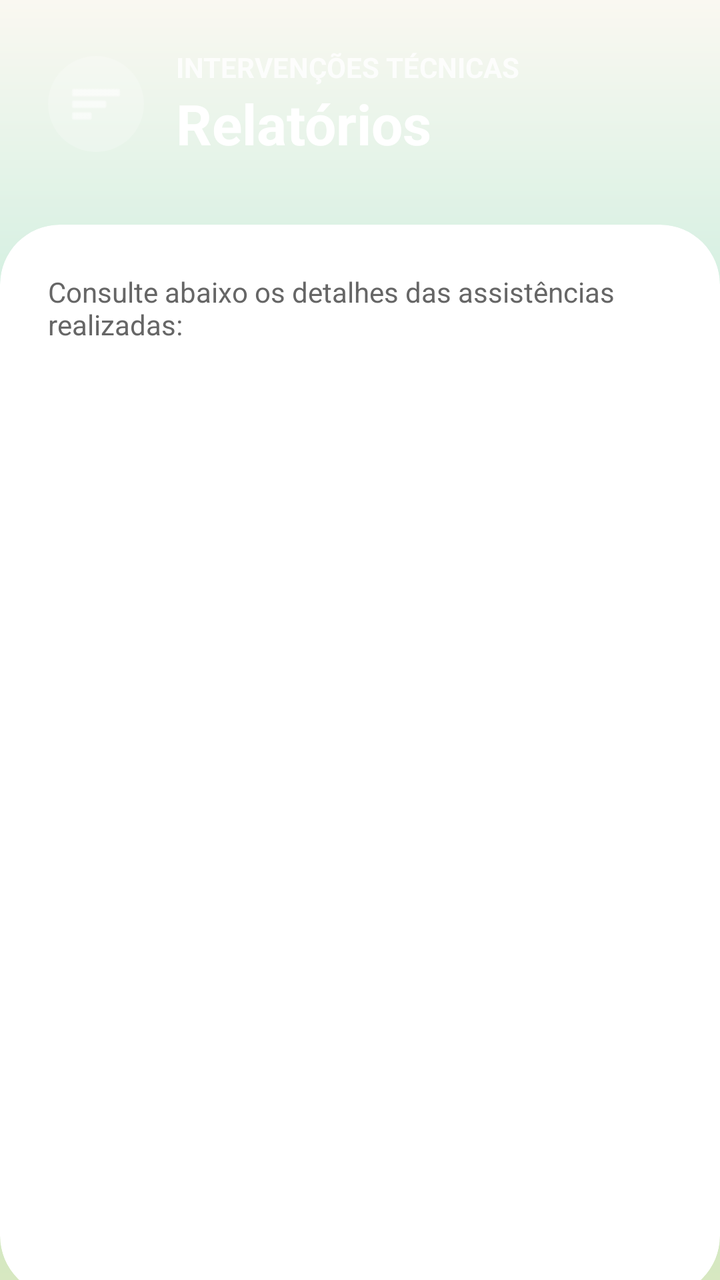
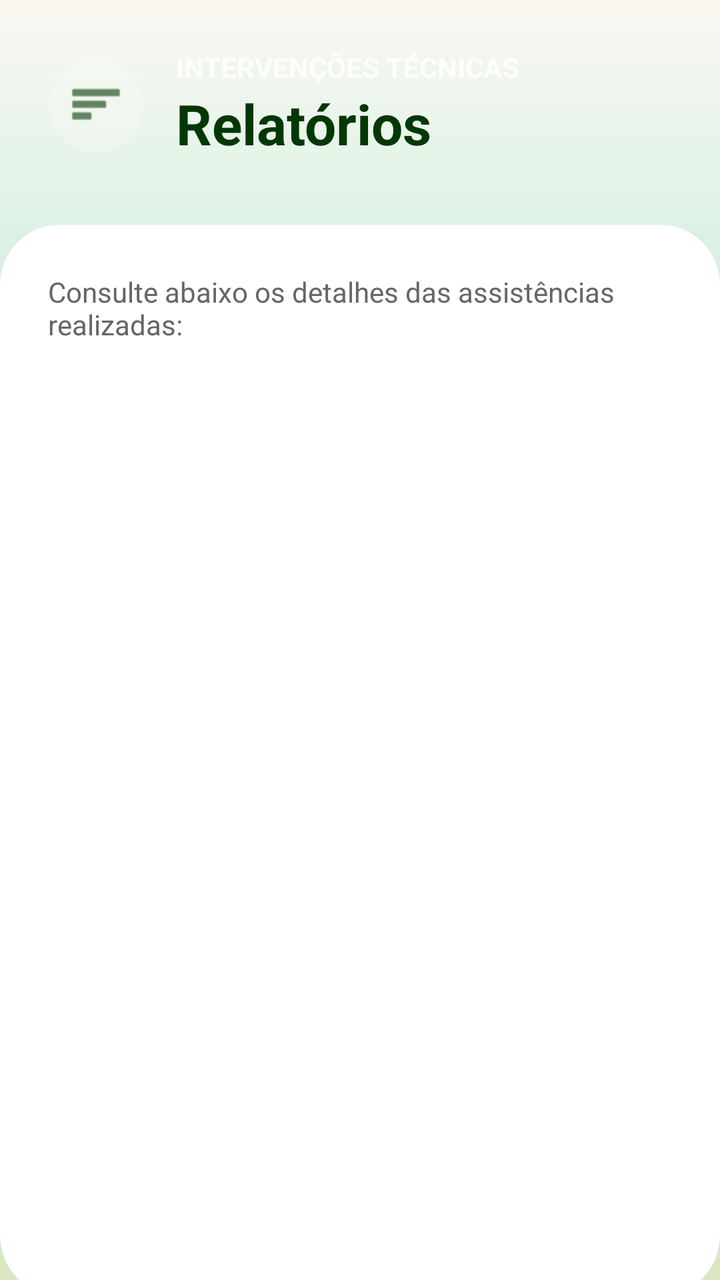

The first picture is an Android layout as it rendered before a commit; the second is the same layout after the commit. The layout source and the unified diff follow.
<!-- AndroidManifest.xml: application theme Theme.EcoTrack -->
<!-- res/layout/activity_relatorios.xml -->
<?xml version="1.0" encoding="utf-8"?>
<LinearLayout xmlns:android="http://schemas.android.com/apk/res/android"
    xmlns:app="http://schemas.android.com/apk/res-auto"
    android:layout_width="match_parent"
    android:layout_height="match_parent"
    android:orientation="vertical"
    android:background="@drawable/gradient_verde">

    <LinearLayout
        android:layout_width="match_parent"
        android:layout_height="wrap_content"
        android:orientation="horizontal"
        android:padding="24dp"
        android:gravity="center_vertical">

        <ImageView
            android:layout_width="48dp"
            android:layout_height="48dp"
            android:src="@android:drawable/ic_menu_sort_by_size"
            app:tint="#FFFFFF"
            android:background="@drawable/bg_circle_white_alpha"
            android:padding="10dp"
            android:layout_marginEnd="16dp"/>

        <LinearLayout
            android:layout_width="wrap_content"
            android:layout_height="wrap_content"
            android:orientation="vertical">

            <TextView
                android:layout_width="wrap_content"
                android:layout_height="wrap_content"
                android:text="Intervenções Técnicas"
                android:textColor="#CCFFFFFF"
                android:textSize="14sp"
                android:textAllCaps="true"
                android:textStyle="bold"/>

            <TextView
                android:layout_width="wrap_content"
                android:layout_height="wrap_content"
                android:text="Relatórios"
                android:textColor="#FFFFFF"
                android:textSize="28sp"
                android:textStyle="bold"/>
        </LinearLayout>
    </LinearLayout>

    <com.google.android.material.card.MaterialCardView
        android:layout_width="match_parent"
        android:layout_height="0dp"
        android:layout_weight="1"
        android:layout_marginTop="8dp"
        app:cardBackgroundColor="#FFFFFF"
        app:cardCornerRadius="30dp"
        app:cardElevation="0dp"
        android:layout_marginBottom="-20dp"> <RelativeLayout
        android:layout_width="match_parent"
        android:layout_height="match_parent"
        android:paddingTop="24dp"
        android:paddingStart="16dp"
        android:paddingEnd="16dp"
        android:paddingBottom="24dp">

        <TextView
            android:id="@+id/tvInfo"
            android:layout_width="match_parent"
            android:layout_height="wrap_content"
            android:text="Consulte abaixo os detalhes das assistências realizadas:"
            android:textColor="#666666"
            android:textSize="14sp"
            android:layout_marginBottom="12dp"
            android:paddingStart="8dp"/>

        <ListView
            android:id="@+id/listRelatorios"
            android:layout_width="match_parent"
            android:layout_height="match_parent"
            android:layout_below="@id/tvInfo"
            android:divider="@null"
            android:dividerHeight="16dp"
            android:padding="8dp"
            android:clipToPadding="false"
            android:scrollbarStyle="outsideOverlay"/>

        <LinearLayout
            android:id="@+id/layoutVazio"
            android:layout_width="wrap_content"
            android:layout_height="wrap_content"
            android:orientation="vertical"
            android:layout_centerInParent="true"
            android:gravity="center"
            android:alpha="0.3"
            android:visibility="gone"> <ImageView
            android:layout_width="64dp"
            android:layout_height="64dp"
            android:src="@android:drawable/ic_menu_report_image"
            app:tint="#CCCCCC"
            android:layout_marginBottom="8dp"/>
            <TextView
                android:layout_width="wrap_content"
                android:layout_height="wrap_content"
                android:text="Sem relatórios disponíveis"
                android:textSize="16sp"/>
        </LinearLayout>

    </RelativeLayout>

    </com.google.android.material.card.MaterialCardView>

</LinearLayout>
<!-- resources referenced by this layout -->
<resources>
  <!-- drawable bg_circle_white_alpha (drawable) -->
  <?xml version="1.0" encoding="utf-8"?>
  <shape xmlns:android="http://schemas.android.com/apk/res/android" shape="oval">
      <solid android:color="#33FFFFFF"/>
  </shape>
  <!-- drawable gradient_verde (drawable) -->
  <shape xmlns:android="http://schemas.android.com/apk/res/android">
      <gradient
          android:startColor="@color/pastel_lightgreen"
          android:centerColor="@color/mint_start"
          android:endColor="@color/pastel_whitewarm"
          android:angle="90" />
  
      <corners android:radius="0dp" />
  </shape>
  <style name="Theme.EcoTrack" parent="Theme.MaterialComponents.Light.NoActionBar">
          
          <item name="colorPrimary">@color/colorPrimary</item>
          <item name="colorOnPrimary">@color/colorOnPrimary</item>
          <item name="colorSecondary">@color/colorSecondary</item>
          <item name="colorOnSecondary">@color/colorOnSecondary</item>
  
          
          <item name="colorOnBackground">@color/background_beige</item>
          <item name="colorSurface">@color/colorSurface</item>
          <item name="colorOnSurface">@color/colorOnSurface</item>
          <item name="android:windowBackground">@color/background_beige</item>
  
          
          <item name="colorPrimaryContainer">@color/colorPrimaryContainer</item>
          <item name="colorOnPrimaryContainer">@color/colorOnPrimaryContainer</item>
          <item name="colorSecondaryContainer">@color/colorSecondaryContainer</item>
          <item name="colorOnSecondaryContainer">@color/colorOnSecondaryContainer</item>
  
          
          <item name="colorError">@color/colorError</item>
          <item name="colorOnError">@color/colorOnError</item>
          <item name="colorErrorContainer">@color/colorErrorContainer</item>
          <item name="colorOnErrorContainer">@color/colorOnErrorContainer</item>
  
          
          <item name="colorOutline">@color/colorOutline</item>
  
          
          <item name="android:textColorPrimary">@color/text_primary</item>
          <item name="android:textColorSecondary">@color/text_secondary</item>
  
          
          <item name="android:statusBarColor">@color/colorPrimary</item>
          <item name="android:navigationBarColor">@color/background_beige</item>
      </style>
  <color name="pastel_lightgreen">#D7E8C1</color>
  <color name="mint_start">#A8E6CF</color>
  <color name="pastel_whitewarm">#FAF8F1</color>
  <color name="colorPrimary">#2E7D5B</color>
  <color name="colorOnPrimary">#FFFFFF</color>
  <color name="colorSecondary">#52644F</color>
  <color name="colorOnSecondary">#FFFFFF</color>
  <color name="background_beige">#FFFDF8</color>
  <color name="colorSurface">#FAF7F2</color>
  <color name="colorOnSurface">#3B3A37</color>
  <color name="colorPrimaryContainer">#BFE3CF</color>
  <color name="colorOnPrimaryContainer">#1A3B2C</color>
  <color name="colorSecondaryContainer">#D5E8D7</color>
  <color name="colorOnSecondaryContainer">#1F352F</color>
  <color name="colorError">#B3261E</color>
  <color name="colorOnError">#FFFFFF</color>
  <color name="colorErrorContainer">#F9DEDC</color>
  <color name="colorOnErrorContainer">#410E0B</color>
  <color name="colorOutline">#D8D2C8</color>
  <color name="text_primary">#2E2E2E</color>
  <color name="text_secondary">#7A7A7A</color>
</resources>

<!-- the commit's change to res/layout/activity_relatorios.xml (unified diff, before → after) -->
@@ -17,7 +17,7 @@
             android:layout_width="48dp"
             android:layout_height="48dp"
             android:src="@android:drawable/ic_menu_sort_by_size"
-            app:tint="#FFFFFF"
+            app:tint="@color/green"
             android:background="@drawable/bg_circle_white_alpha"
             android:padding="10dp"
             android:layout_marginEnd="16dp"/>
@@ -40,7 +40,7 @@
                 android:layout_width="wrap_content"
                 android:layout_height="wrap_content"
                 android:text="Relatórios"
-                android:textColor="#FFFFFF"
+                android:textColor="@color/green"
                 android:textSize="28sp"
                 android:textStyle="bold"/>
         </LinearLayout>
<!-- resource entries referenced after the edit -->
@@ -1,5 +1,6 @@
 <!-- resources referenced by this layout -->
 <resources>
+  <color name="green">#033705</color>
   <!-- drawable bg_circle_white_alpha (drawable) -->
   <?xml version="1.0" encoding="utf-8"?>
   <shape xmlns:android="http://schemas.android.com/apk/res/android" shape="oval">
